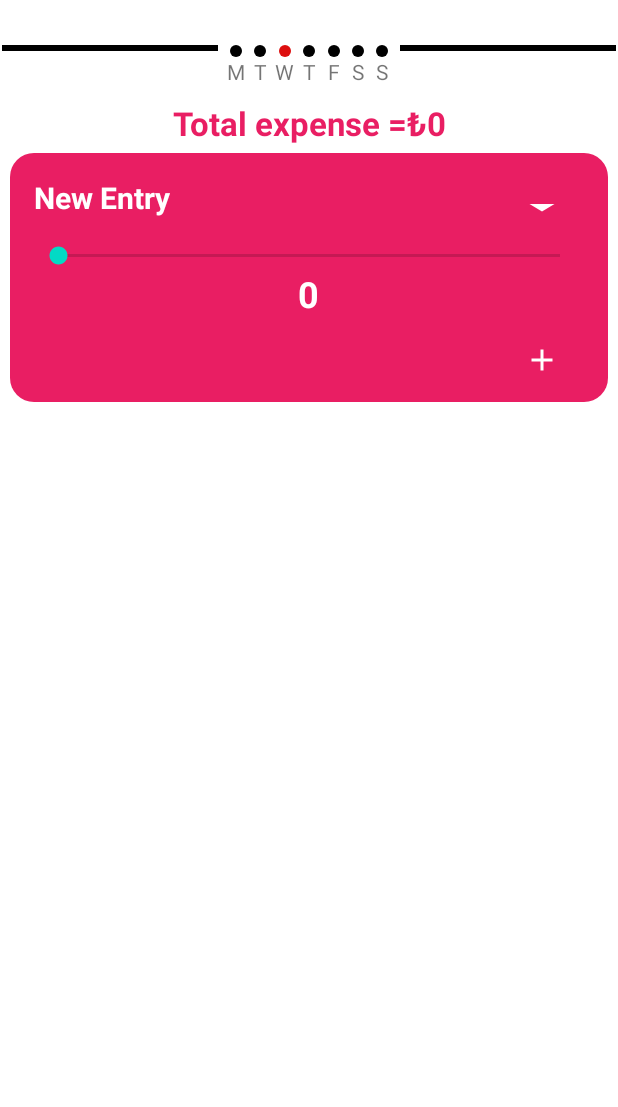
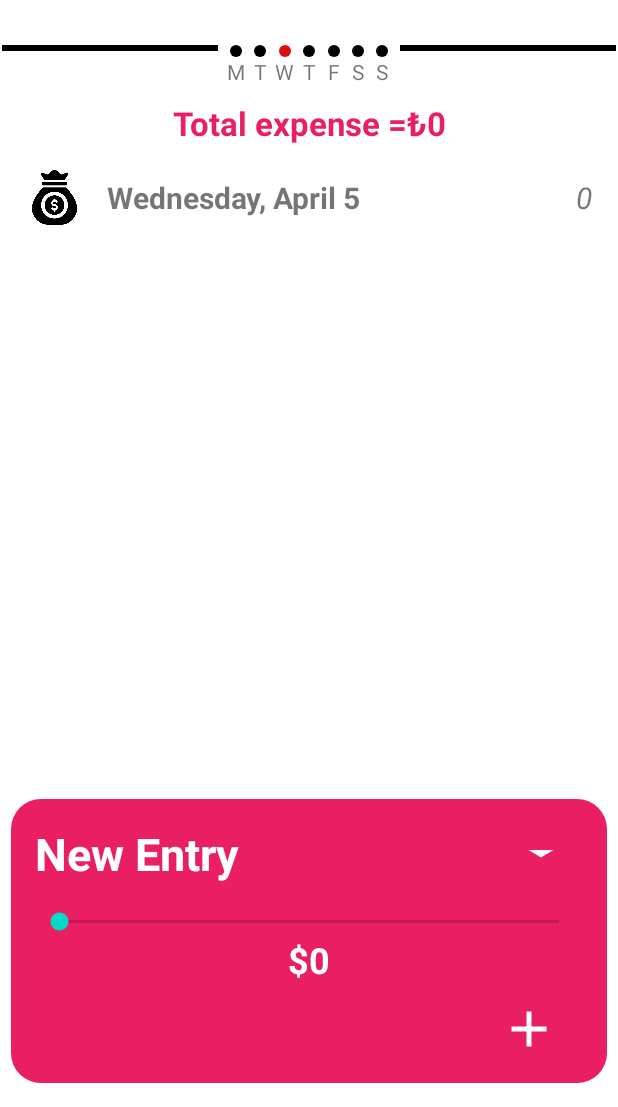
Before and after one commit to ozancanguz/Expense-Tracker, an Android app: the screen it shows after launch (MainActivity), after a tap on "Add Icon", on a phone screen of 412 x 824 dp, the part 129-1236 px from its top. Run offline under Robolectric (Android 15) with nearby library versions, the phone set to English and light mode, and no system bars; our stand-ins replace Dagger/Hilt's generated code, Room's generated code; 2 other taps on this screen came first.

Commit message:
-delete all expense added . ui error fixed

```diff
--- a/app/src/main/java/com/example/expense_tracker/data/entity/ExpenseDao.kt
+++ b/app/src/main/java/com/example/expense_tracker/data/entity/ExpenseDao.kt
@@ -18,6 +18,8 @@ interface ExpenseDao {
     @Delete
     suspend fun deleteExpense(expense: Expense)
 
+    @Query("delete from expense_table")
+    suspend fun deleteAllExpenses()
 
 
 }
--- a/app/src/main/java/com/example/expense_tracker/data/local/LocalDataSource.kt
+++ b/app/src/main/java/com/example/expense_tracker/data/local/LocalDataSource.kt
@@ -18,4 +18,8 @@ class LocalDataSource@Inject constructor(private val expenseDao: ExpenseDao) {
     suspend fun deleteExpense(expense: Expense){
         return expenseDao.deleteExpense(expense)
     }
+
+    suspend fun deleteAllExpenses(){
+        return expenseDao.deleteAllExpenses()
+    }
 }
--- a/app/src/main/java/com/example/expense_tracker/ui/fragments/ListFragment.kt
+++ b/app/src/main/java/com/example/expense_tracker/ui/fragments/ListFragment.kt
@@ -12,7 +12,10 @@ import android.view.ViewGroup
 import android.widget.SeekBar
 import androidx.core.content.ContextCompat
 import androidx.fragment.app.viewModels
+import androidx.lifecycle.Observer
+import androidx.recyclerview.widget.LinearLayoutManager
 import com.example.expense_tracker.R
+import com.example.expense_tracker.adapters.ExpenseListAdapter
 import com.example.expense_tracker.data.entity.Expense
 import com.example.expense_tracker.databinding.FragmentListBinding
 import dagger.hilt.android.AndroidEntryPoint
@@ -27,6 +30,8 @@ class ListFragment : Fragment() {
     private val binding get() = _binding!!
 
     private val listviewmodel:ListViewModel by viewModels()
+
+    private val expenseListadapter=ExpenseListAdapter()
 
 
     override fun onCreateView(
@@ -47,11 +52,32 @@ class ListFragment : Fragment() {
       // seek bar functionality
         seekBar()
 
+        // setting up recyclerview
+        setupRv()
 
+        // observe live data
+        observeExpenseLiveData()
+
+
+        binding.totalExpenseText.setOnClickListener {
+            listviewmodel.deleteAllExpenses()
+        }
         return view
 
 
     }
+
+    private fun observeExpenseLiveData() {
+        listviewmodel.expenseList.observe(viewLifecycleOwner, Observer {
+            expenseListadapter.setData(it)
+        })
+    }
+
+    private fun setupRv() {
+        binding.listRv.layoutManager=LinearLayoutManager(requireContext())
+        binding.listRv.adapter=expenseListadapter
+    }
+
 
 
 
--- a/app/src/main/java/com/example/expense_tracker/ui/fragments/ListViewModel.kt
+++ b/app/src/main/java/com/example/expense_tracker/ui/fragments/ListViewModel.kt
@@ -26,12 +26,18 @@ class ListViewModel@Inject constructor(private var repository: Repository,applic
     }
 
     // delete expense
-    private fun deleteExpense(expense: Expense){
+     fun deleteExpense(expense: Expense){
         viewModelScope.launch {
             repository.local.deleteExpense(expense)
         }
     }
 
+    // delete all expenses
+     fun deleteAllExpenses(){
+        viewModelScope.launch {
+            repository.local.deleteAllExpenses()
+        }
+    }
 
 
 }
--- a/app/src/main/res/drawable/round_corner_background.xml
+++ b/app/src/main/res/drawable/round_corner_background.xml
@@ -1,4 +1,4 @@
 <shape xmlns:android="http://schemas.android.com/apk/res/android">
-    <corners android:radius="16dp" />
+    <corners android:radius="20dp" />
     <solid android:color="#E91E63" />
 </shape>
--- a/app/src/main/res/layout/expense_row_layout.xml
+++ b/app/src/main/res/layout/expense_row_layout.xml
@@ -11,7 +11,7 @@
         android:layout_alignParentStart="true"
         android:layout_centerVertical="true"
         android:padding="16dp"
-        android:src="@drawable/ic_icon2" />
+        android:src="@drawable/icon3" />
 
     <!-- Text on the left side -->
     <TextView
@@ -20,8 +20,9 @@
         android:layout_height="wrap_content"
         android:layout_toEndOf="@id/item_icon"
         android:layout_centerVertical="true"
+        android:textStyle="bold"
         android:text="Expense date"
-        android:textSize="16sp" />
+        android:textSize="20sp" />
 
     <!-- Price on the right side -->
     <TextView
@@ -31,7 +32,8 @@
         android:layout_alignParentEnd="true"
         android:layout_centerVertical="true"
         android:padding="16dp"
+        android:textStyle="italic"
         android:text="Expense price"
-        android:textSize="16sp" />
+        android:textSize="20sp" />
 
 </RelativeLayout>
--- a/app/src/main/res/layout/fragment_list.xml
+++ b/app/src/main/res/layout/fragment_list.xml
@@ -201,17 +201,20 @@
         />
 
     <!-- RecyclerView -->
+
     <androidx.recyclerview.widget.RecyclerView
         android:id="@+id/listRv"
-        android:layout_width="match_parent"
-        android:layout_height="wrap_content"
+        android:layout_width="wrap_content"
+        android:layout_height="430dp"
         tools:listitem="@layout/expense_row_layout" />
+
     <RelativeLayout
         android:id="@+id/cardview"
         android:layout_width="match_parent"
         android:layout_height="wrap_content"
         android:padding="16dp"
-        android:layout_margin="5dp"
+        android:layout_margin="6dp"
+
         android:background="@drawable/round_corner_background"
         android:layout_marginTop="30dp"
       >
@@ -225,7 +228,7 @@
             android:textStyle="bold"
             android:textAlignment="center"
             android:textColor="@android:color/white"
-            android:textSize="20sp" />
+            android:textSize="30sp" />
 
         <!-- Array drop down icon -->
         <ImageView
@@ -259,7 +262,7 @@
             android:layout_height="wrap_content"
             android:layout_below="@+id/seekbar"
             android:layout_centerHorizontal="true"
-            android:text="0"
+            android:text="$0"
             android:textStyle="bold"
             android:textColor="@android:color/white"
             android:textSize="24sp" />
@@ -267,13 +270,13 @@
         <!-- Add icon -->
         <ImageView
             android:id="@+id/addIcon"
-            android:layout_width="wrap_content"
-            android:layout_height="wrap_content"
+            android:layout_width="40dp"
+            android:layout_height="40dp"
             android:src="@drawable/ic_add"
             android:layout_alignParentEnd="true"
             android:layout_alignParentRight="true"
             android:layout_below="@+id/seekbarTextView"
-            android:layout_marginTop="16dp"
+            android:layout_marginTop="10dp"
             android:layout_marginEnd="16dp"
             android:layout_marginRight="16dp"
             android:contentDescription="Add Icon"
```
Also changed, not shown: app/src/main/res/drawable/icon3.png (added).
